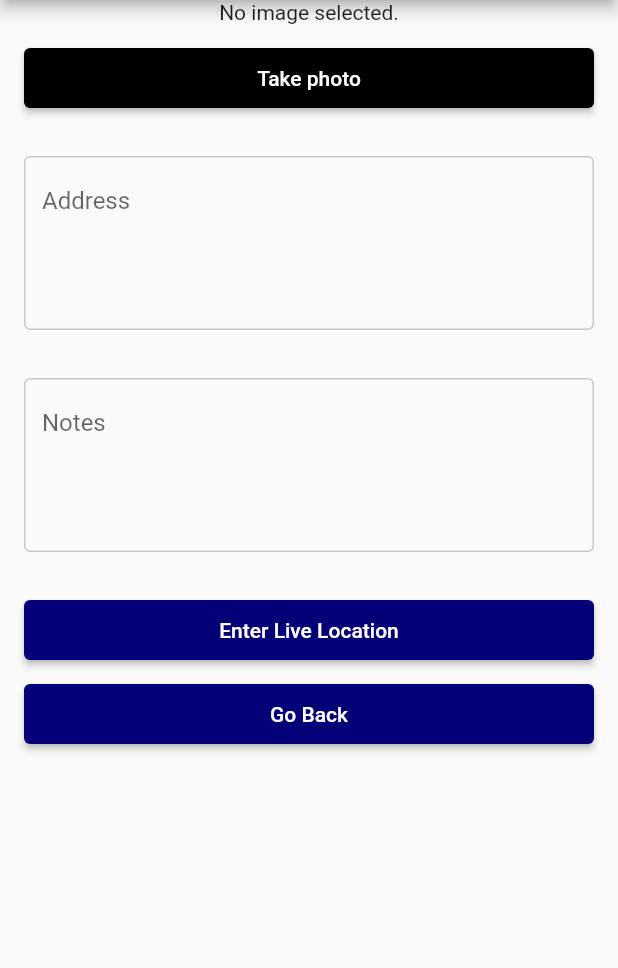
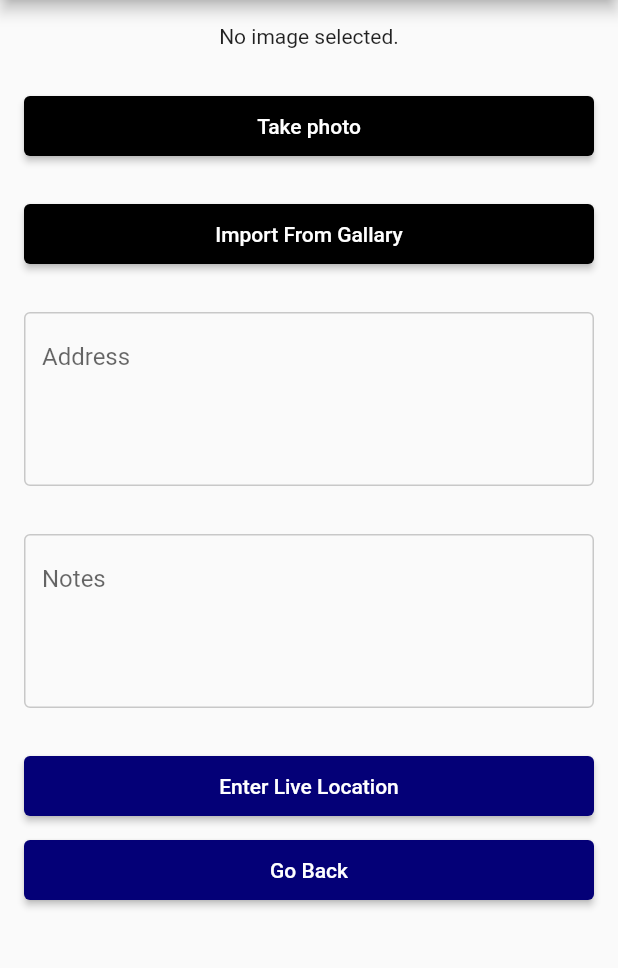
Before and after one commit to digiblade/urban, a Flutter app: the BookingForm screen opened directly with empty values, after a tap on "Take photo", on a phone screen of 412 x 824 dp, the part 84-1052 px from its top. Run offline on Flutter 3.47's test engine with Material 2 defaults, Android fonts, the phone set to English and light mode, and no system bars; our stand-ins replace dio, fluttertoast, image_picker, shared_preferences; accounts and stored records are empty.

Commit message:
booking form

```diff
--- a/lib/view/home/BookingForm.dart
+++ b/lib/view/home/BookingForm.dart
@@ -27,7 +27,7 @@ class _BookingFormState extends State<BookingForm> {
     if (type == 0) {
       pickedFile = await ImagePicker.pickImage(source: ImageSource.camera);
     } else {
-      pickedFile = await ImagePicker.pickImage(source: ImageSource.camera);
+      pickedFile = await ImagePicker.pickImage(source: ImageSource.gallery);
     }
     setState(() {
       if (pickedFile != null) {
@@ -49,10 +49,16 @@ class _BookingFormState extends State<BookingForm> {
         body: SingleChildScrollView(
           child: Column(
             children: [
-              Center(
-                child: image == null
-                    ? Text('No image selected.')
-                    : Image.file(image),
+              Padding(
+                padding: const EdgeInsets.symmetric(
+                  horizontal: 8.0,
+                  vertical: 16,
+                ),
+                child: Center(
+                  child: image == null
+                      ? Text('No image selected.')
+                      : Image.file(image),
+                ),
               ),
               Padding(
                 padding: const EdgeInsets.symmetric(
@@ -64,6 +70,20 @@ class _BookingFormState extends State<BookingForm> {
                     getImage(0);
                   },
                   text: "Take photo",
+                  color: Colors.black,
+                  textColor: Colors.white,
+                ),
+              ),
+              Padding(
+                padding: const EdgeInsets.symmetric(
+                  horizontal: 16.0,
+                  vertical: 16,
+                ),
+                child: Button1(
+                  onPressed: () {
+                    getImage(1);
+                  },
+                  text: "Import From Gallary",
                   color: Colors.black,
                   textColor: Colors.white,
                 ),
```
